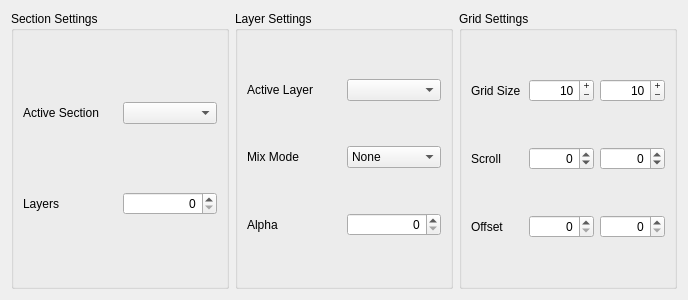
This is src/widget/sectioncontrolwidget.ui in 8bitbuddhist/PixelMaestro-Studio as Qt 5 draws it before an edit. The edited form follows.
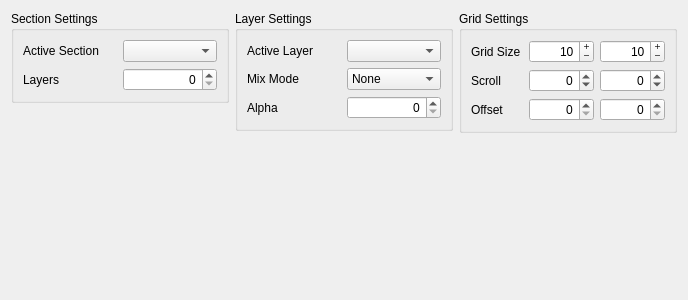
This is the edited form.

Diff of the .ui file:
```diff
--- a/src/widget/sectioncontrolwidget.ui
+++ b/src/widget/sectioncontrolwidget.ui
@@ -14,7 +14,145 @@
    <string>Form</string>
   </property>
   <layout class="QGridLayout" name="sectionLayout">
-   <item row="0" column="0">
+   <item row="0" column="3" alignment="Qt::AlignTop">
+    <widget class="QGroupBox" name="gridSettingsGroupBox">
+     <property name="title">
+      <string>Grid Settings</string>
+     </property>
+     <layout class="QGridLayout" name="gridSettingsLayout">
+      <item row="1" column="0">
+       <widget class="QLabel" name="scrollLabel">
+        <property name="text">
+         <string>Scroll</string>
+        </property>
+       </widget>
+      </item>
+      <item row="1" column="1">
+       <widget class="QSpinBox" name="scrollXSpinBox">
+        <property name="toolTip">
+         <string>Sets the scroll rate/direction along the x-axis</string>
+        </property>
+        <property name="alignment">
+         <set>Qt::AlignRight|Qt::AlignTrailing|Qt::AlignVCenter</set>
+        </property>
+        <property name="minimum">
+         <number>-60000</number>
+        </property>
+        <property name="maximum">
+         <number>60000</number>
+        </property>
+        <property name="singleStep">
+         <number>100</number>
+        </property>
+        <property name="value">
+         <number>0</number>
+        </property>
+       </widget>
+      </item>
+      <item row="1" column="2">
+       <widget class="QSpinBox" name="scrollYSpinBox">
+        <property name="toolTip">
+         <string>Sets the scroll rate/direction along the y-axis</string>
+        </property>
+        <property name="alignment">
+         <set>Qt::AlignRight|Qt::AlignTrailing|Qt::AlignVCenter</set>
+        </property>
+        <property name="minimum">
+         <number>-60000</number>
+        </property>
+        <property name="maximum">
+         <number>60000</number>
+        </property>
+        <property name="singleStep">
+         <number>100</number>
+        </property>
+       </widget>
+      </item>
+      <item row="2" column="0">
+       <widget class="QLabel" name="offsetLabel">
+        <property name="text">
+         <string>Offset</string>
+        </property>
+       </widget>
+      </item>
+      <item row="2" column="1">
+       <widget class="QSpinBox" name="offsetXSpinBox">
+        <property name="toolTip">
+         <string>Sets the offset along the x axis</string>
+        </property>
+        <property name="alignment">
+         <set>Qt::AlignRight|Qt::AlignTrailing|Qt::AlignVCenter</set>
+        </property>
+       </widget>
+      </item>
+      <item row="2" column="2">
+       <widget class="QSpinBox" name="offsetYSpinBox">
+        <property name="toolTip">
+         <string>Sets the offset along the y axis</string>
+        </property>
+        <property name="alignment">
+         <set>Qt::AlignRight|Qt::AlignTrailing|Qt::AlignVCenter</set>
+        </property>
+       </widget>
+      </item>
+      <item row="0" column="0">
+       <widget class="QLabel" name="gridSizeLabel">
+        <property name="text">
+         <string>Grid Size</string>
+        </property>
+       </widget>
+      </item>
+      <item row="0" column="1">
+       <widget class="QSpinBox" name="gridSizeXSpinBox">
+        <property name="toolTip">
+         <string>Sets the width of the Pixel grid (select Base Section to edit)</string>
+        </property>
+        <property name="frame">
+         <bool>true</bool>
+        </property>
+        <property name="alignment">
+         <set>Qt::AlignRight|Qt::AlignTrailing|Qt::AlignVCenter</set>
+        </property>
+        <property name="buttonSymbols">
+         <enum>QAbstractSpinBox::PlusMinus</enum>
+        </property>
+        <property name="minimum">
+         <number>1</number>
+        </property>
+        <property name="maximum">
+         <number>65535</number>
+        </property>
+        <property name="value">
+         <number>10</number>
+        </property>
+       </widget>
+      </item>
+      <item row="0" column="2">
+       <widget class="QSpinBox" name="gridSizeYSpinBox">
+        <property name="toolTip">
+         <string>Sets the height of the Pixel grid (select Base Section to edit)</string>
+        </property>
+        <property name="alignment">
+         <set>Qt::AlignRight|Qt::AlignTrailing|Qt::AlignVCenter</set>
+        </property>
+        <property name="buttonSymbols">
+         <enum>QAbstractSpinBox::PlusMinus</enum>
+        </property>
+        <property name="minimum">
+         <number>1</number>
+        </property>
+        <property name="maximum">
+         <number>65535</number>
+        </property>
+        <property name="value">
+         <number>10</number>
+        </property>
+       </widget>
+      </item>
+     </layout>
+    </widget>
+   </item>
+   <item row="0" column="0" alignment="Qt::AlignTop">
     <widget class="QGroupBox" name="sectionSettingsGroupBox">
      <property name="title">
       <string>Section Settings</string>
@@ -57,7 +195,7 @@
      </layout>
     </widget>
    </item>
-   <item row="0" column="1">
+   <item row="0" column="1" alignment="Qt::AlignTop">
     <widget class="QGroupBox" name="layerGroupBox">
      <property name="title">
       <string>Layer Settings</string>
@@ -137,144 +275,6 @@
      </layout>
     </widget>
    </item>
-   <item row="0" column="2">
-    <widget class="QGroupBox" name="gridSettingsGroupBox">
-     <property name="title">
-      <string>Grid Settings</string>
-     </property>
-     <layout class="QGridLayout" name="gridSettingsLayout">
-      <item row="1" column="0">
-       <widget class="QLabel" name="scrollLabel">
-        <property name="text">
-         <string>Scroll</string>
-        </property>
-       </widget>
-      </item>
-      <item row="1" column="1">
-       <widget class="QSpinBox" name="scrollXSpinBox">
-        <property name="toolTip">
-         <string>Sets the scroll rate/direction along the x-axis</string>
-        </property>
-        <property name="alignment">
-         <set>Qt::AlignRight|Qt::AlignTrailing|Qt::AlignVCenter</set>
-        </property>
-        <property name="minimum">
-         <number>-60000</number>
-        </property>
-        <property name="maximum">
-         <number>60000</number>
-        </property>
-        <property name="singleStep">
-         <number>100</number>
-        </property>
-        <property name="value">
-         <number>0</number>
-        </property>
-       </widget>
-      </item>
-      <item row="1" column="2">
-       <widget class="QSpinBox" name="scrollYSpinBox">
-        <property name="toolTip">
-         <string>Sets the scroll rate/direction along the y-axis</string>
-        </property>
-        <property name="alignment">
-         <set>Qt::AlignRight|Qt::AlignTrailing|Qt::AlignVCenter</set>
-        </property>
-        <property name="minimum">
-         <number>-60000</number>
-        </property>
-        <property name="maximum">
-         <number>60000</number>
-        </property>
-        <property name="singleStep">
-         <number>100</number>
-        </property>
-       </widget>
-      </item>
-      <item row="2" column="0">
-       <widget class="QLabel" name="offsetLabel">
-        <property name="text">
-         <string>Offset</string>
-        </property>
-       </widget>
-      </item>
-      <item row="2" column="1">
-       <widget class="QSpinBox" name="offsetXSpinBox">
-        <property name="toolTip">
-         <string>Sets the offset along the x axis</string>
-        </property>
-        <property name="alignment">
-         <set>Qt::AlignRight|Qt::AlignTrailing|Qt::AlignVCenter</set>
-        </property>
-       </widget>
-      </item>
-      <item row="2" column="2">
-       <widget class="QSpinBox" name="offsetYSpinBox">
-        <property name="toolTip">
-         <string>Sets the offset along the y axis</string>
-        </property>
-        <property name="alignment">
-         <set>Qt::AlignRight|Qt::AlignTrailing|Qt::AlignVCenter</set>
-        </property>
-       </widget>
-      </item>
-      <item row="0" column="0">
-       <widget class="QLabel" name="gridSizeLabel">
-        <property name="text">
-         <string>Grid Size</string>
-        </property>
-       </widget>
-      </item>
-      <item row="0" column="1">
-       <widget class="QSpinBox" name="gridSizeXSpinBox">
-        <property name="toolTip">
-         <string>Sets the width of the Pixel grid (select Base Section to edit)</string>
-        </property>
-        <property name="frame">
-         <bool>true</bool>
-        </property>
-        <property name="alignment">
-         <set>Qt::AlignRight|Qt::AlignTrailing|Qt::AlignVCenter</set>
-        </property>
-        <property name="buttonSymbols">
-         <enum>QAbstractSpinBox::PlusMinus</enum>
-        </property>
-        <property name="minimum">
-         <number>1</number>
-        </property>
-        <property name="maximum">
-         <number>65535</number>
-        </property>
-        <property name="value">
-         <number>10</number>
-        </property>
-       </widget>
-      </item>
-      <item row="0" column="2">
-       <widget class="QSpinBox" name="gridSizeYSpinBox">
-        <property name="toolTip">
-         <string>Sets the height of the Pixel grid (select Base Section to edit)</string>
-        </property>
-        <property name="alignment">
-         <set>Qt::AlignRight|Qt::AlignTrailing|Qt::AlignVCenter</set>
-        </property>
-        <property name="buttonSymbols">
-         <enum>QAbstractSpinBox::PlusMinus</enum>
-        </property>
-        <property name="minimum">
-         <number>1</number>
-        </property>
-        <property name="maximum">
-         <number>65535</number>
-        </property>
-        <property name="value">
-         <number>10</number>
-        </property>
-       </widget>
-      </item>
-     </layout>
-    </widget>
-   </item>
   </layout>
  </widget>
  <resources/>
```
